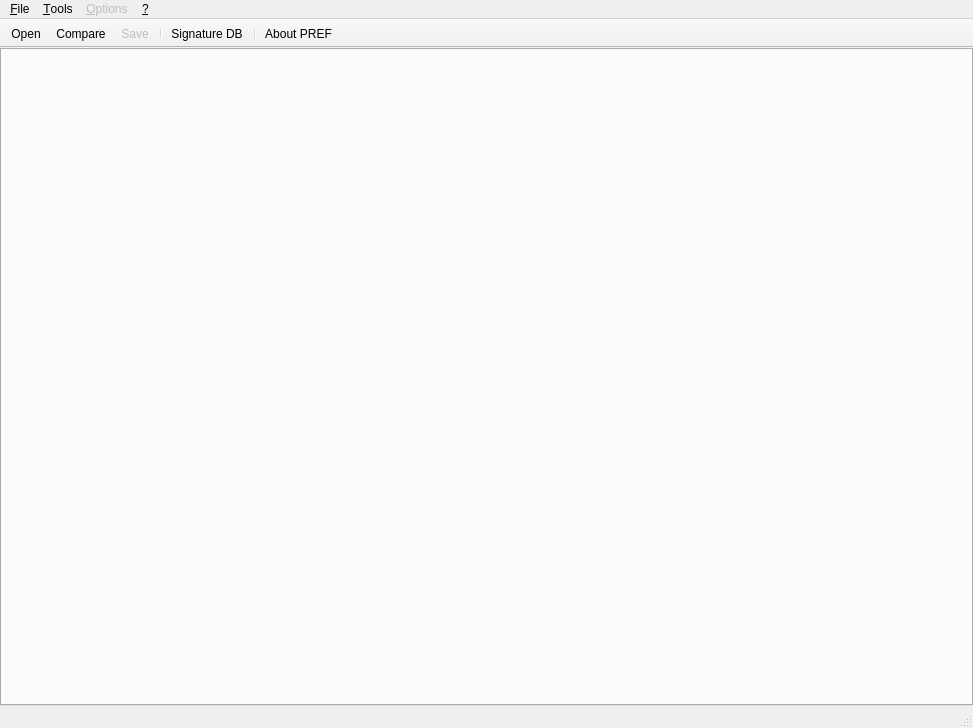
The window that mainwindow.ui (PREF/PREF) describes before a commit, drawn with Qt 5.
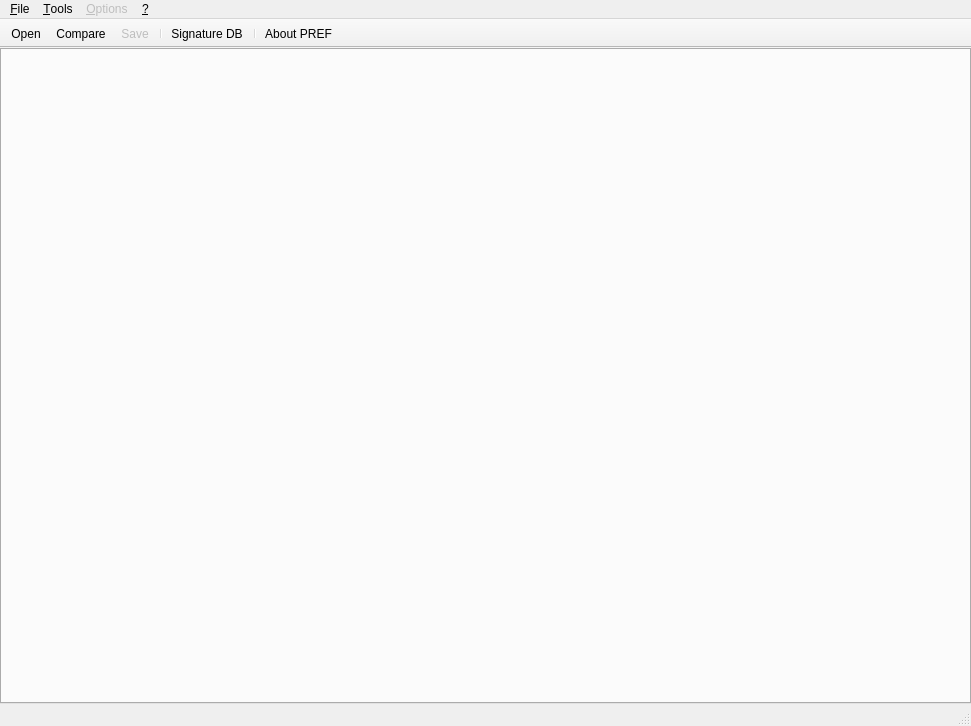
The same window after the commit. Icons and pictures are not drawn. Custom widgets are drawn as their Qt base class.

Commit message: Preparing PREF for Version 0.9.2

What changed in the file:
```diff
--- a/mainwindow.ui
+++ b/mainwindow.ui
@@ -6,8 +6,8 @@
    <rect>
     <x>0</x>
     <y>0</y>
-    <width>973</width>
-    <height>728</height>
+    <width>971</width>
+    <height>726</height>
    </rect>
   </property>
   <property name="windowTitle">
@@ -39,8 +39,8 @@
     <rect>
      <x>0</x>
      <y>0</y>
-     <width>973</width>
-     <height>21</height>
+     <width>971</width>
+     <height>22</height>
     </rect>
    </property>
    <widget class="QMenu" name="menu_File">
```
Left out of the diff: 2 changed lines with no effect on the pictures.
